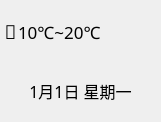
Old version of the form display/weatherwidget.ui in the repository bili9blood/class-system.
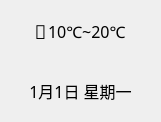
New version of the form.

The edit to the form file:
```diff
--- a/display/weatherwidget.ui
+++ b/display/weatherwidget.ui
@@ -30,16 +30,29 @@
     <number>4</number>
    </property>
    <item>
-    <layout class="QHBoxLayout" name="icon_temp_layout" stretch="0,1">
+    <layout class="QHBoxLayout" name="icon_temp_layout" stretch="0,0,1,0">
      <property name="spacing">
       <number>2</number>
      </property>
+     <item>
+      <spacer name="spacer_left">
+       <property name="orientation">
+        <enum>Qt::Horizontal</enum>
+       </property>
+       <property name="sizeHint" stdset="0">
+        <size>
+         <width>40</width>
+         <height>20</height>
+        </size>
+       </property>
+      </spacer>
+     </item>
      <item>
       <widget class="QLabel" name="icon_label">
        <property name="styleSheet">
         <string notr="true">* {
   font-family: qweather-icons;
-  font-size: 14pt;
+  font-size: 19px;
 }
 .weather-today QLabel {
   color: #ee8545;
@@ -58,7 +71,7 @@
        <property name="styleSheet">
         <string notr="true">* {
   font-family: Microsoft YaHei;
-  font-size: 12.5pt;
+  font-size: 16px;
 }
 .weather-today QLabel {
   font-weight: bold;
@@ -73,6 +86,19 @@
        </property>
       </widget>
      </item>
+     <item>
+      <spacer name="spacer_right">
+       <property name="orientation">
+        <enum>Qt::Horizontal</enum>
+       </property>
+       <property name="sizeHint" stdset="0">
+        <size>
+         <width>40</width>
+         <height>20</height>
+        </size>
+       </property>
+      </spacer>
+     </item>
     </layout>
    </item>
    <item>
```
Left out of the diff: 4 changed lines with no effect on the pictures.
